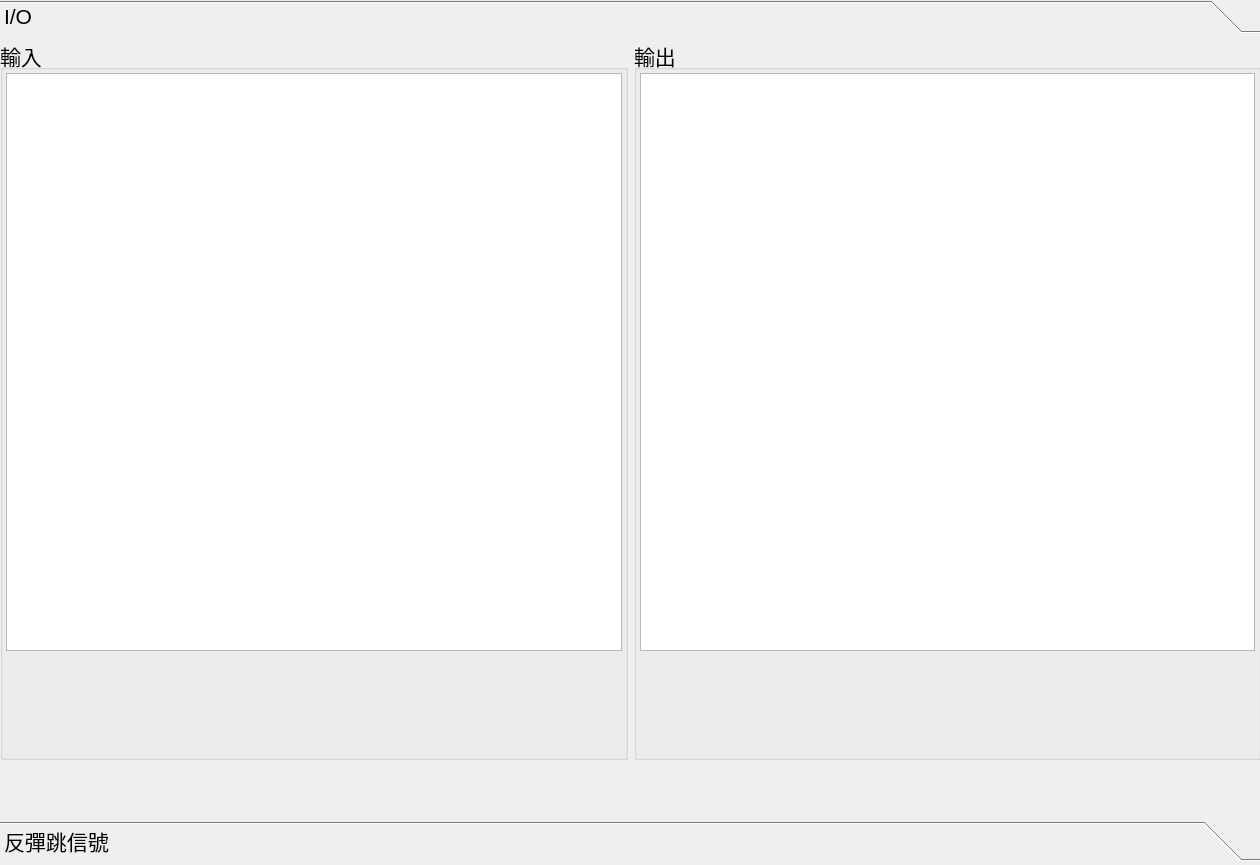
Before: the Qt Designer form bank-view/frontiooverride.ui in smandyscom/front-base-widget, drawn with Qt 5.
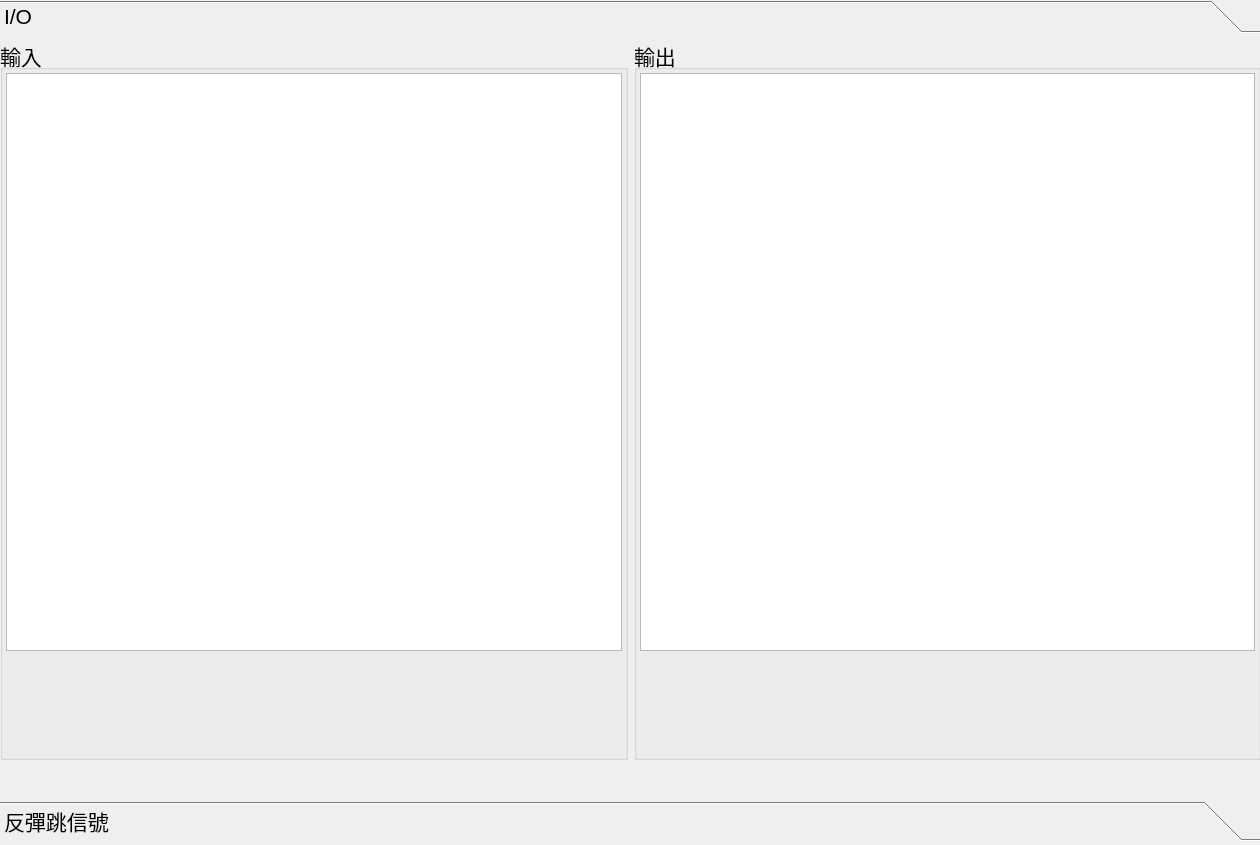
After: the same form once the commit is applied.

Commit message: layout adjusted

Patch:
```diff
--- a/bank-view/frontiooverride.ui
+++ b/bank-view/frontiooverride.ui
@@ -7,7 +7,7 @@
     <x>0</x>
     <y>0</y>
     <width>1260</width>
-    <height>865</height>
+    <height>845</height>
    </rect>
   </property>
   <property name="sizePolicy">
@@ -36,7 +36,7 @@
      <x>0</x>
      <y>0</y>
      <width>1261</width>
-     <height>861</height>
+     <height>841</height>
     </rect>
    </property>
    <property name="sizePolicy">
@@ -54,7 +54,7 @@
       <x>0</x>
       <y>0</y>
       <width>1261</width>
-      <height>765</height>
+      <height>747</height>
      </rect>
     </property>
     <attribute name="label">
```
Left out of the diff: 2 changed lines with no effect on the pictures. The commit also changes 6 other files.
